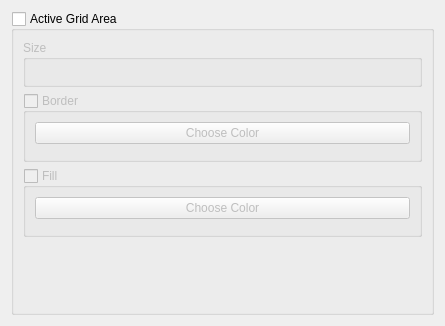
This is src/airunner/widgets/active_grid_settings/templates/active_grid_settings.ui in Capsize-Games/airunner as Qt 5 draws it before an edit. The edited form follows.
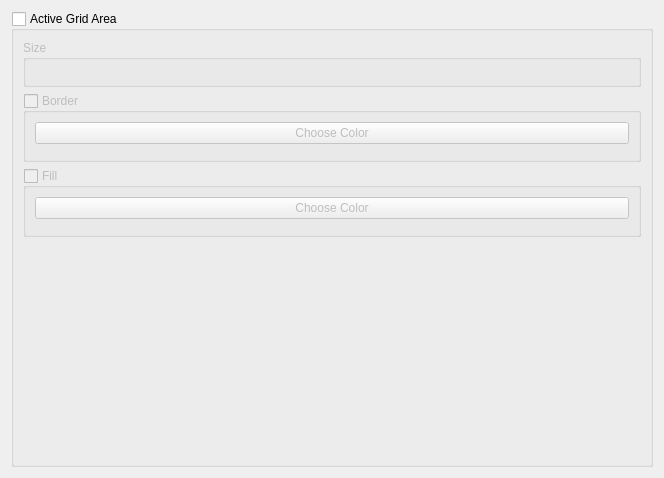
This is the edited form. Custom widgets are drawn as their Qt base class.

Diff of the .ui file:
```diff
--- a/src/airunner/widgets/active_grid_settings/templates/active_grid_settings.ui
+++ b/src/airunner/widgets/active_grid_settings/templates/active_grid_settings.ui
@@ -6,8 +6,8 @@
    <rect>
     <x>0</x>
     <y>0</y>
-    <width>445</width>
-    <height>326</height>
+    <width>664</width>
+    <height>478</height>
    </rect>
   </property>
   <property name="windowTitle">
```
Left out of the diff: 44 changed lines with no effect on the pictures.
